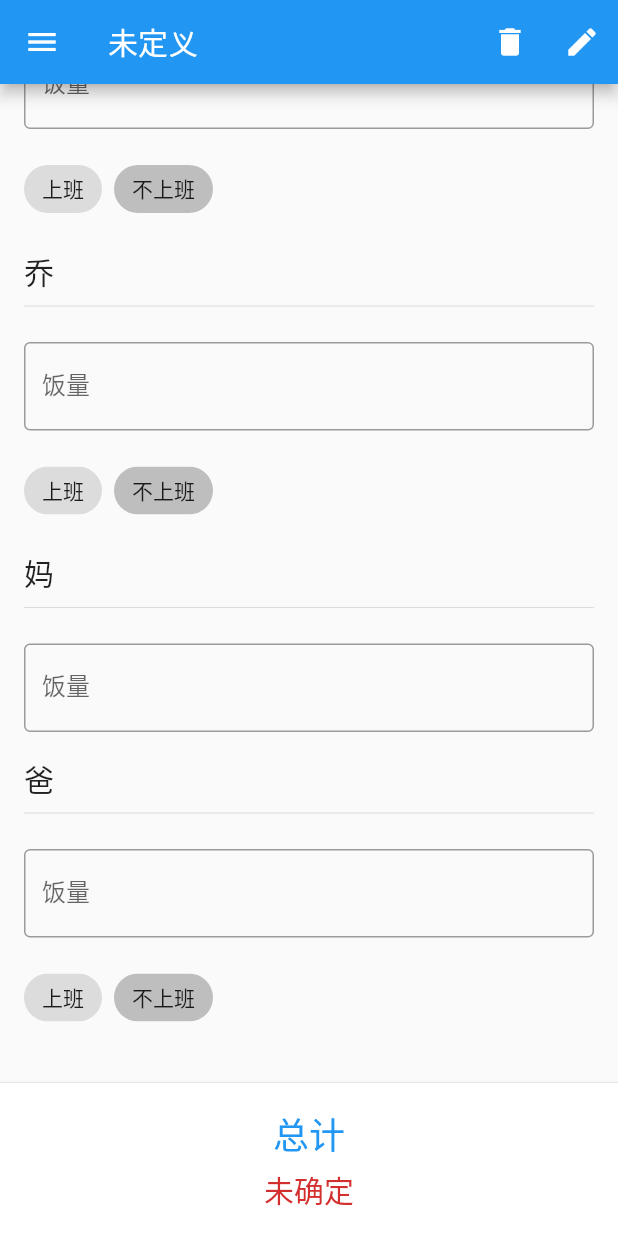
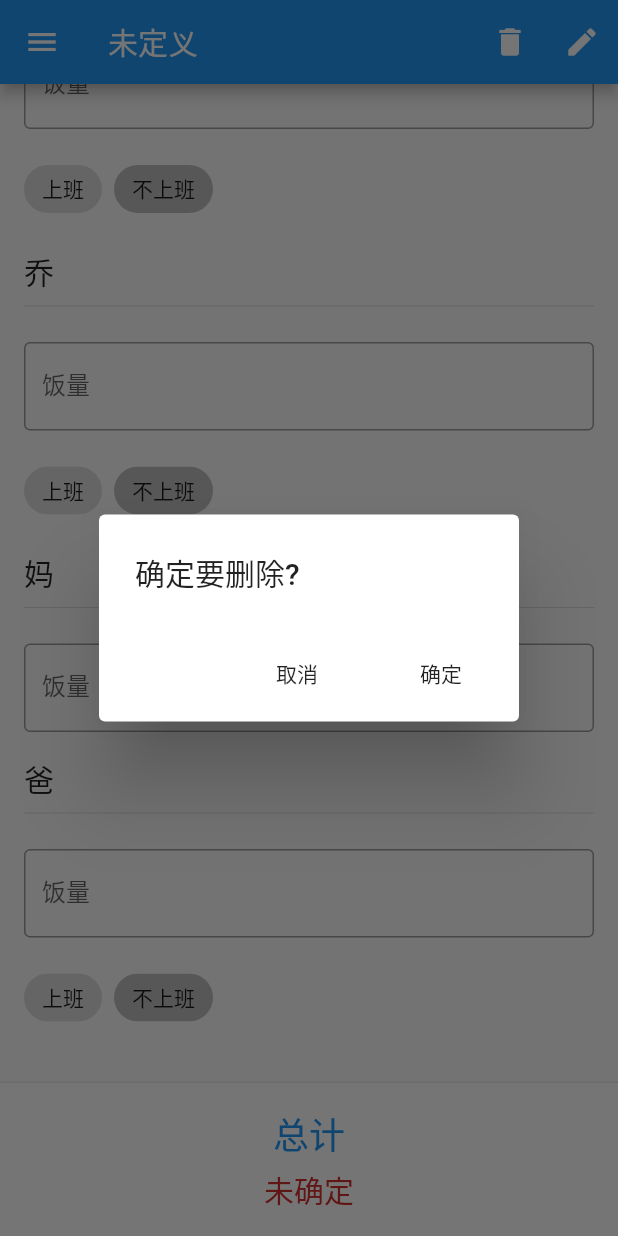
Before and after one commit to lvsecoto/dinner_app, a Flutter app: the screen it shows after launch, scrolled down 107 dp, after a tap on the "delete" icon, on a phone screen of 412 x 824 dp. Run offline on Flutter 3.47's test engine with Material 2 defaults, Android fonts, the phone set to English and light mode, and no system bars; our stand-ins replace dartx, dio; generated files the repository leaves out were written again; network calls fail.

Commit message:
删除前先确认

```diff
--- a/lib/ui/statistics/widget/content_widget.dart
+++ b/lib/ui/statistics/widget/content_widget.dart
@@ -22,6 +22,25 @@ class StatisticsContentWidget extends StatelessWidget {
           IconButton(
             icon: Icon(Icons.delete),
             onPressed: () async {
+              bool confirm = await showDialog<bool>(context: context,
+                  builder: (_) =>
+                      AlertDialog(
+                        title: Text("确定要删除?"),
+                        actions: <Widget>[
+                          FlatButton(child: Text("取消"),
+                            onPressed: () => Navigator.of(context).pop(false),
+                          ),
+                          FlatButton(child: Text("确定"),
+                              onPressed: () => Navigator.of(context).pop(true)
+                          )
+                        ],
+                      )
+              );
+
+              if (confirm == false) {
+                return;
+              }
+
               var controller =
               Provider.of<DataController>(context, listen: false);
               var index = controller.tableIndex;
```
